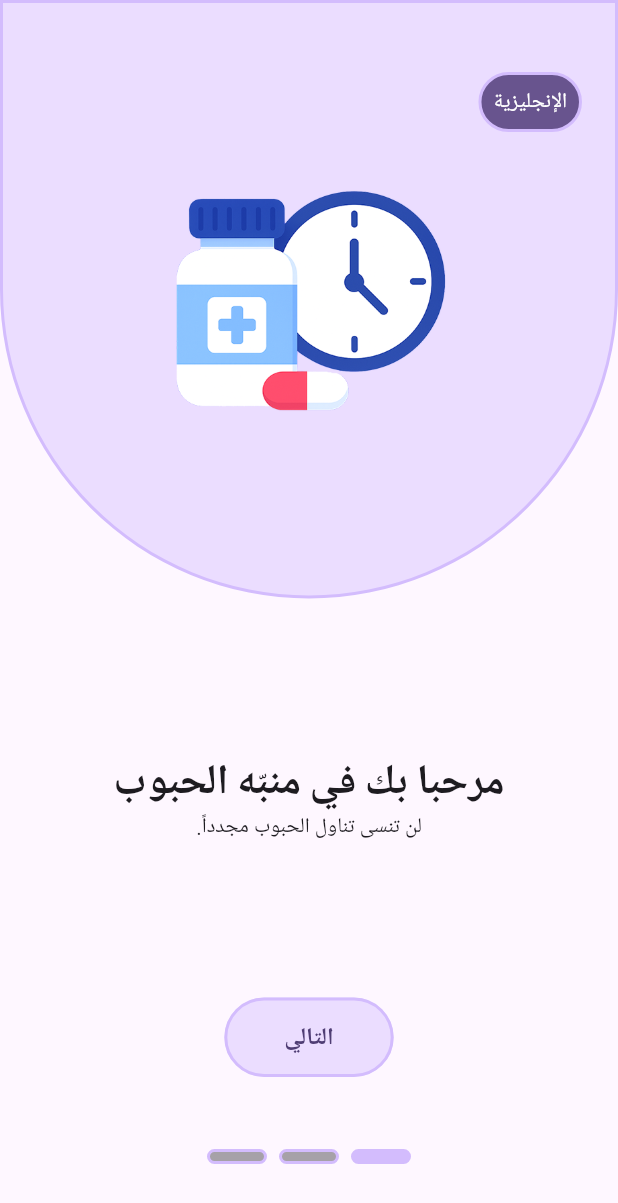
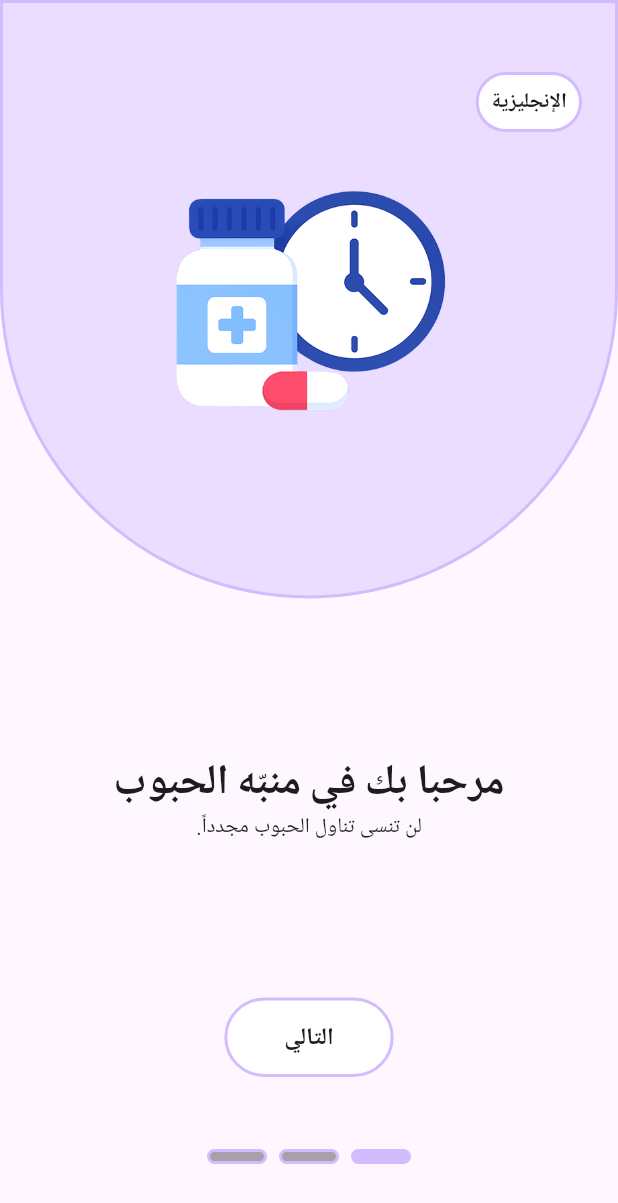
Before and after one commit to MoazSalem/Flutter_Pills_Reminder, a Flutter app: the OnboardingPage screen opened directly, after a tap on "Arabic", on a phone screen of 412 x 824 dp. Shown: the top 1203 px of the screen. Run offline on Flutter 3.47's test engine with Material 3 defaults, Android fonts, the phone set to English and light mode, and no system bars; our stand-ins replace flutter_local_notifications, flutter_timezone, get, hive_ce_flutter, permission_handler, timezone; accounts and stored records are empty.

Commit message:
Finalize onboarding screen

```diff
--- a/lib/app.dart
+++ b/lib/app.dart
@@ -1,7 +1,9 @@
 import 'package:flutter/material.dart';
 import 'package:get/get.dart';
+import 'package:hive_ce_flutter/hive_flutter.dart';
 import 'package:pills_reminder/core/bindings/app_bindings.dart';
 import 'package:pills_reminder/core/styles/strings.dart';
+import 'package:pills_reminder/features/onboarding/presentation/screens/onboarding_page.dart';
 import 'package:pills_reminder/features/settings/presentation/controllers/settings_controller.dart';
 import 'package:pills_reminder/features/medications/presentation/screens/main_screen/main_screen.dart';
 
@@ -21,7 +23,9 @@ class MyApp extends StatelessWidget {
         theme: themeController.lightTheme.value,
         darkTheme: themeController.darkTheme.value,
         themeMode: themeController.themeMode.value,
-        home: MainScreen(),
+        home: Hive.box('Settings').get('onboarded') == '1'
+            ? const MainScreen()
+            : OnboardingPage(),
       ),
     );
   }
--- a/lib/features/onboarding/presentation/controllers/onboarding_controller.dart
+++ b/lib/features/onboarding/presentation/controllers/onboarding_controller.dart
@@ -1,5 +1,7 @@
 import 'package:flutter/material.dart';
 import 'package:get/get.dart';
+import 'package:hive_ce_flutter/hive_flutter.dart';
+import 'package:pills_reminder/features/medications/presentation/screens/main_screen/main_screen.dart';
 
 class OnboardingController extends GetxController {
   var currentPage = 0.obs;
@@ -21,6 +23,7 @@ class OnboardingController extends GetxController {
   }
 
   void finishOnboarding() {
-    Get.offAllNamed('/home');
+    Hive.box('Settings').put('onboarded', '1');
+    Get.offAll(MainScreen());
   }
 }
--- a/lib/features/onboarding/presentation/screens/onboarding_page.dart
+++ b/lib/features/onboarding/presentation/screens/onboarding_page.dart
@@ -101,12 +101,15 @@ class _OnboardingPageState extends State<OnboardingPage> {
                         children: [
                           Obx(
                             () => FilledButton(
-                              onPressed: () => controller.nextPage(
-                                OnboardingData.pages.length,
-                              ),
+                              onPressed: () =>
+                                  index == OnboardingData.pages.length - 1
+                                  ? controller.finishOnboarding()
+                                  : controller.nextPage(
+                                      OnboardingData.pages.length,
+                                    ),
                               style: FilledButton.styleFrom(
-                                backgroundColor: theme.primaryContainer,
-                                foregroundColor: theme.onPrimaryContainer,
+                                backgroundColor: theme.surfaceContainerLowest,
+                                foregroundColor: theme.onSurface,
                                 shape: RoundedRectangleBorder(
                                   side: BorderSide(
                                     width: AppSizes.borderWidth,
--- a/lib/features/onboarding/presentation/screens/widgets/lang_switcher.dart
+++ b/lib/features/onboarding/presentation/screens/widgets/lang_switcher.dart
@@ -31,7 +31,7 @@ class _LangSwitcherState extends State<LangSwitcher> {
         },
         child: Container(
           decoration: BoxDecoration(
-            color: theme.primary,
+            color: theme.surfaceContainerLowest,
             borderRadius: BorderRadius.circular(AppSizes.roundedRadius),
             border: Border.all(
               color: theme.primaryFixedDim,
@@ -42,7 +42,10 @@ class _LangSwitcherState extends State<LangSwitcher> {
             padding: const EdgeInsets.all(AppSizes.smallPadding),
             child: Text(
               isEng ? 'ar'.tr : 'en'.tr,
-              style: AppStyles.subTitle.copyWith(color: theme.onPrimary),
+              style: AppStyles.subTitle.copyWith(
+                color: theme.onSurface,
+                fontWeight: FontWeight.bold,
+              ),
             ),
           ),
         ),
```
